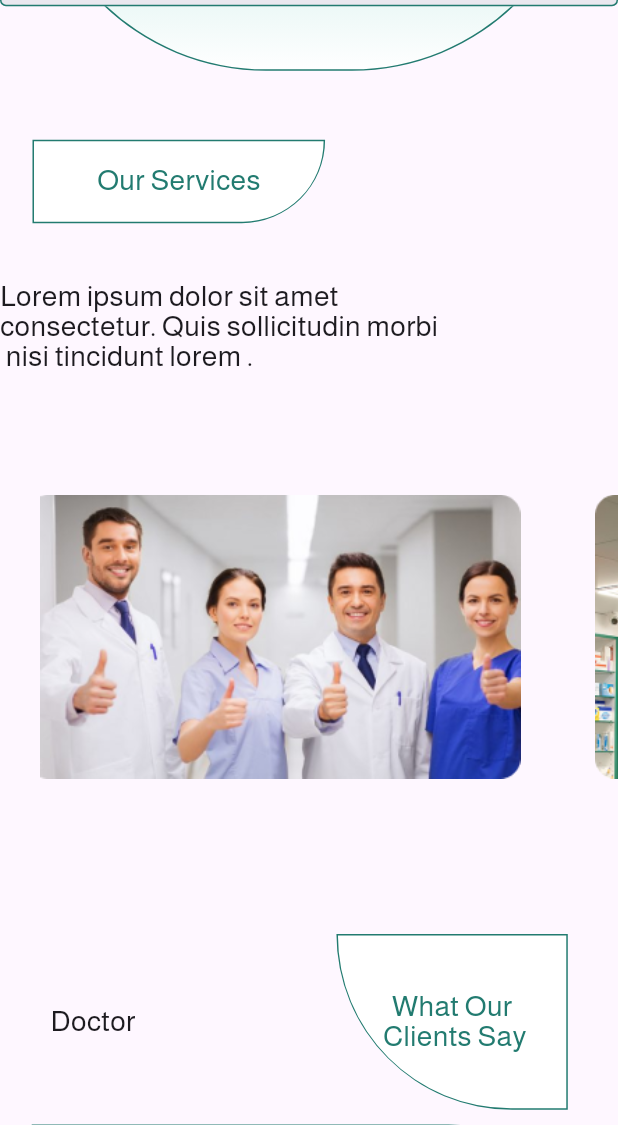
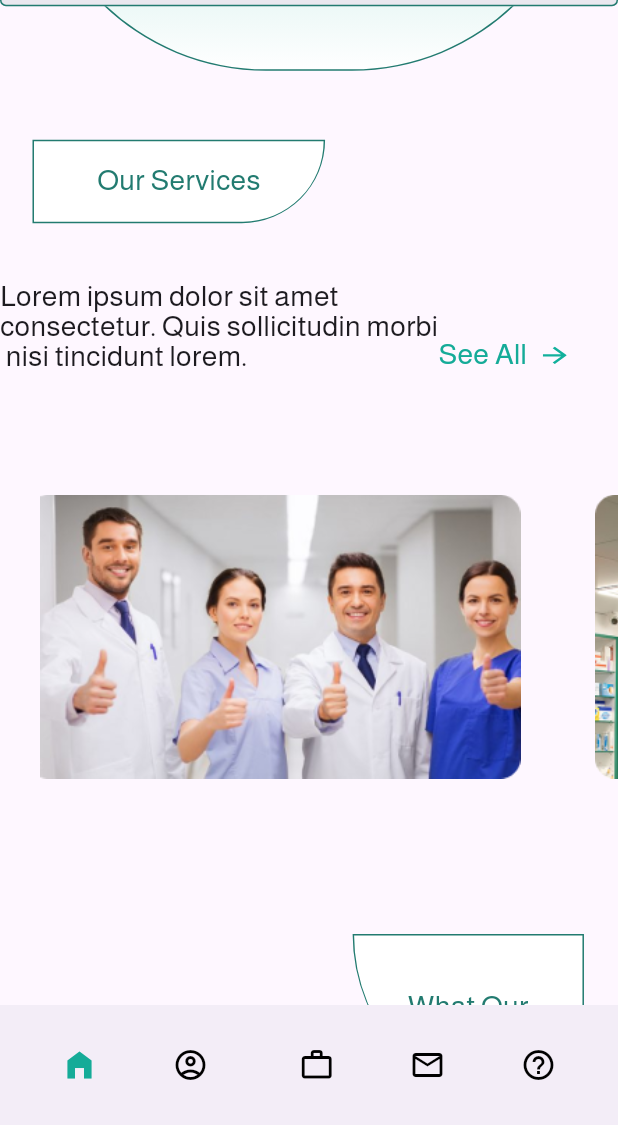
Before and after one commit to Aisha-Biazed/Mad-Sal, a Flutter app: the screen it shows after launch, scrolled down 1152 dp, on a phone screen of 412 x 824 dp, the part 111-1236 px from its top. Run offline on Flutter 3.47's test engine with Material 3 defaults, Android fonts, the phone set to English and light mode, and no system bars; our stand-ins replace animate_do, carousel_slider, flutter_animate, flutter_screenutil, flutter_svg, get and 3 more.

Commit message:
add animation

```diff
--- a/lib/app.dart
+++ b/lib/app.dart
@@ -19,7 +19,7 @@ class App extends StatelessWidget {
         LocaleController controller = Get.put(LocaleController());
         return GetMaterialApp(
           debugShowCheckedModeBanner: false,
-          initialRoute: AppRoute.home,
+          initialRoute: AppRoute.navigation,
           translations: MyTranslation(),
           theme: controller.appTheme,
           locale: controller.language,
--- a/lib/controller/login_controller.dart
+++ b/lib/controller/auth/login_controller.dart
@@ -1,7 +1,7 @@
 import 'package:flutter/cupertino.dart';
 import 'package:get/get.dart';
 
-import '../core/services/services.dart';
+import '../../core/services/services.dart';
 
 abstract class LoginController extends GetxController {
   login();
--- /dev/null
+++ b/lib/controller/navigation_bar_controller.dart
@@ -0,0 +1,38 @@
+import 'package:flutter/cupertino.dart';
+import 'package:flutter/material.dart';
+import 'package:get/get.dart';
+import 'package:med_sal_app/features/patient/view/screen/categories/categories_screen.dart';
+import 'package:med_sal_app/features/patient/view/screen/order/my_order_screen.dart';
+import 'package:med_sal_app/features/patient/view/screen/settings/profile_screen.dart';
+
+import '../features/patient/view/screen/home/home_screen.dart';
+import '../features/patient/view/screen/settings/settings_screen.dart';
+
+abstract class NavigationBarController extends GetxController {
+  changePage(int currentpage);
+}
+
+class NavigationBarControllerImp extends NavigationBarController {
+  int currentPage = 0;
+  List<Widget> listPage = [
+    HomeScreen(),
+    ProfileScreen(),
+    CategoriesScreen(),
+    SettingsScreen(),
+    MyOrderScreen(),
+  ];
+
+  List bottomAppbar = [
+    {"title": "n", "icon": Icons.home_filled},
+    {"title": "home", "icon": Icons.account_circle_outlined},
+    {"title": "profile", "icon": Icons.work_outline},
+    {"title": "categories", "icon": Icons.mail_outline},
+    {"title": "categories", "icon": Icons.help_outline_outlined},
+  ];
+
+  @override
+  changePage(int i) {
+    currentPage = i;
+    update();
+  }
+}
--- a/lib/core/constant/color_scheme/color_manger.dart
+++ b/lib/core/constant/color_scheme/color_manger.dart
@@ -32,7 +32,7 @@ class ColorManager {
   static Color dark = HexColor('#000000');
   static Color grey = HexColor('#6A6A6A');
   static Color hint = HexColor('#807A7A');
-  static Color purple = HexColor('#E0E1EF');
+  static Color navColor = HexColor('#E4F2F0');
   static Color secondaryGrey = HexColor('#F5F5F5');
   static Color outline = HexColor('#121A25');
   static Color onSurfaceVariant = HexColor('#BEBEBE');
--- a/lib/core/constant/router/routes.dart
+++ b/lib/core/constant/router/routes.dart
@@ -34,6 +34,7 @@ import '../../../features/patient/view/screen/settings/settings_screen.dart';
 
 import '../../../features/service_provider/view/screen/auth/register_service_screen.dart';
 import '../../../features/service_provider/view/screen/booking/state_booking_screen.dart';
+import '../../shared/navigation_screen.dart';
 import 'app_routes.dart';
 
 List<GetPage<dynamic>>? routes = [
@@ -89,4 +90,6 @@ List<GetPage<dynamic>>? routes = [
   GetPage(name: AppRoute.orderSuccess, page: () => OrderSuccessScreen()),
   GetPage(name: AppRoute.orderFailed, page: () => OrderFailedScreen()),
   GetPage(name: AppRoute.detailsOrder, page: () => OrderDetailsScreen()),
+  //Navigation
+  GetPage(name: AppRoute.navigation, page: () => const NavigationScreen()),
 ];
--- a/lib/core/shared/navigation_screen.dart
+++ b/lib/core/shared/navigation_screen.dart
@@ -1,18 +1,21 @@
-// import 'package:flutter/material.dart';
-// import 'package:get/get.dart';
-// import 'package:get/get_core/src/get_main.dart';
-// import 'package:get/get_state_manager/src/simple/get_state.dart';
-//
-// class NavigationScreen extends StatelessWidget {
-//   const NavigationScreen({Key? key}) : super(key: key);
-//
-//   @override
-//   Widget build(BuildContext context) {
-//     Get.put(NavigationBarControllerImp());
-//     return GetBuilder<NavigationBarControllerImp>(
-//         builder: (controller) => Scaffold(
-//               bottomNavigationBar: const NavigationBottomBarWidget(),
-//               body: controller.listPage.elementAt(controller.currentpage),
-//             ));
-//   }
-// }
+import 'package:flutter/material.dart';
+import 'package:get/get.dart';
+import 'package:get/get_core/src/get_main.dart';
+import 'package:get/get_state_manager/src/simple/get_state.dart';
+
+import '../../controller/navigation_bar_controller.dart';
+import '../../features/patient/view/widgets/navigation/navigation_bottom_bar_widget.dart';
+
+class NavigationScreen extends StatelessWidget {
+  const NavigationScreen({Key? key}) : super(key: key);
+
+  @override
+  Widget build(BuildContext context) {
+    Get.put(NavigationBarControllerImp());
+    return GetBuilder<NavigationBarControllerImp>(
+        builder: (controller) => Scaffold(
+              bottomNavigationBar: const NavigationBottomBarWidget(),
+              body: controller.listPage.elementAt(controller.currentPage),
+            ));
+  }
+}
--- a/lib/features/patient/view/screen/home/home_screen.dart
+++ b/lib/features/patient/view/screen/home/home_screen.dart
@@ -54,8 +54,8 @@ class _HomeScreenState extends State<HomeScreen> {
                       "Med-Sal",
                       color: ColorManager.primary,
                     ).animate(onComplete: (c) => c.repeat()).shimmer(
-                        delay: const Duration(milliseconds: 3500),
-                        duration: const Duration(milliseconds: 2400)),
+                        delay: const Duration(milliseconds: 3100),
+                        duration: const Duration(milliseconds: 2100)),
                   ),
                   8.verticalSpace,
                   const SearchFieldWidget(),
@@ -94,7 +94,9 @@ class _HomeScreenState extends State<HomeScreen> {
                       30.horizontalSpace,
                       AppImage.asset(
                         Assets.imagesDoctor,
-                      )
+                      ).animate(onComplete: (c) => c.repeat()).shimmer(
+                          delay: const Duration(milliseconds: 3100),
+                          duration: const Duration(milliseconds: 2100))
                     ],
                   ),
                   AppText.titleMedium(
--- a/lib/features/patient/view/screen/settings/settings_screen.dart
+++ b/lib/features/patient/view/screen/settings/settings_screen.dart
@@ -32,7 +32,9 @@ class SettingsScreen extends StatelessWidget {
                 CardSettingsWidget(
                   title: "Edit My Profile",
                   imageCard: Assets.iconsEdit,
-                  onTap: () {},
+                  onTap: () {
+                    Get.toNamed(AppRoute.profile);
+                  },
                 ),
                 CardSettingsWidget(
                   title: "Change Password",
--- a/lib/features/patient/view/widgets/home/clients_section_widget.dart
+++ b/lib/features/patient/view/widgets/home/clients_section_widget.dart
@@ -12,12 +12,16 @@ class ClientSectionWidget extends StatelessWidget {
 
   @override
   Widget build(BuildContext context) {
-    return Column(
+    return Padding(
+      padding: REdgeInsetsDirectional.only(start: 18.w, end: 22.w),
+      child: Column(
+        crossAxisAlignment: CrossAxisAlignment.start,
         children: [
           Row(
-          mainAxisAlignment: MainAxisAlignment.spaceAround,
+            mainAxisAlignment: MainAxisAlignment.spaceBetween,
             children: [
-            AppText("Doctor"),
+              50.verticalSpace,
+              AppText.headlineSmall("Doctor"),
               Container(),
               Container(
                 height: 120.h,
@@ -37,7 +41,17 @@ class ClientSectionWidget extends StatelessWidget {
               ),
             ],
           ),
-        10.verticalSpace,
+          Row(
+            children: [
+              AppText(
+                "See All",
+                color: ColorManager.primary,
+              ),
+              10.horizontalSpace,
+              AppImage.asset(Assets.iconsArrowForward)
+            ],
+          ),
+          20.verticalSpace,
           Container(
             height: 200.h,
             width: 350.w,
@@ -78,6 +92,7 @@ class ClientSectionWidget extends StatelessWidget {
             ),
           ),
         ],
+      ),
     );
   }
 }
--- a/lib/features/patient/view/widgets/home/services_section-widget.dart
+++ b/lib/features/patient/view/widgets/home/services_section-widget.dart
@@ -33,7 +33,20 @@ class ServicesSectionWidget extends StatelessWidget {
         Row(
           children: [
             AppText(
-                "Lorem ipsum dolor sit amet \nconsectetur. Quis sollicitudin morbi\n nisi tincidunt lorem ."),
+                "Lorem ipsum dolor sit amet \nconsectetur. Quis sollicitudin morbi\n nisi tincidunt lorem."),
+            Padding(
+              padding: REdgeInsetsDirectional.only(top: 40.h),
+              child: Row(
+                children: [
+                  AppText(
+                    "See All",
+                    color: ColorManager.primary,
+                  ),
+                  10.horizontalSpace,
+                  AppImage.asset(Assets.iconsArrowForward)
+                ],
+              ),
+            ),
           ],
         ),
         84.verticalSpace,
--- /dev/null
+++ b/lib/features/patient/view/widgets/navigation/custom_button_bar_widget.dart
@@ -0,0 +1,34 @@
+import 'package:flutter/material.dart';
+import 'package:flutter_screenutil/flutter_screenutil.dart';
+
+import '../../../../../core/constant/color_scheme/color_manger.dart';
+
+class ButtonBarWidget extends StatelessWidget {
+  final void Function()? onPressed;
+  final IconData icondata;
+  final bool? active;
+  const ButtonBarWidget(
+      {Key? key,
+      required this.icondata,
+      required this.onPressed,
+      required this.active})
+      : super(key: key);
+
+  @override
+  Widget build(BuildContext context) {
+    return Container(
+      height: 100.h,
+      width: 70.w,
+      decoration: BoxDecoration(
+        borderRadius: BorderRadius.all(Radius.circular(200.r)),
+      ),
+      child: MaterialButton(
+        onPressed: onPressed,
+        child: Column(mainAxisSize: MainAxisSize.min, children: [
+          Icon(icondata,
+              color: active == true ? ColorManager.primary : ColorManager.dark),
+        ]),
+      ),
+    );
+  }
+}
--- /dev/null
+++ b/lib/features/patient/view/widgets/navigation/navigation_bottom_bar_widget.dart
@@ -0,0 +1,32 @@
+import 'package:flutter/material.dart';
+import 'package:flutter_screenutil/flutter_screenutil.dart';
+import 'package:get/get.dart';
+import '../../../../../controller/navigation_bar_controller.dart';
+import '../../../../../core/constant/color_scheme/color_manger.dart';
+import 'custom_button_bar_widget.dart';
+
+class NavigationBottomBarWidget extends StatelessWidget {
+  const NavigationBottomBarWidget({Key? key}) : super(key: key);
+  @override
+  Widget build(BuildContext context) {
+    return GetBuilder<NavigationBarControllerImp>(
+        builder: (controller) => BottomAppBar(
+            shape: const CircularNotchedRectangle(),
+            notchMargin: 10,
+            child: Row(
+              children: [
+                ...List.generate(controller.listPage.length + 1, ((index) {
+                  int i = index > 2 ? index - 1 : index;
+                  return index == 2
+                      ? const Spacer()
+                      : ButtonBarWidget(
+                          icondata: controller.bottomAppbar[i]['icon'],
+                          onPressed: () {
+                            controller.changePage(i);
+                          },
+                          active: controller.currentPage == i ? true : false);
+                }))
+              ],
+            )));
+  }
+}
```
Also changed, not shown: assets/icons/arrow_forward.svg (added), lib/generated/assets.dart. Lines whose indentation alone changed are shown as unchanged.
